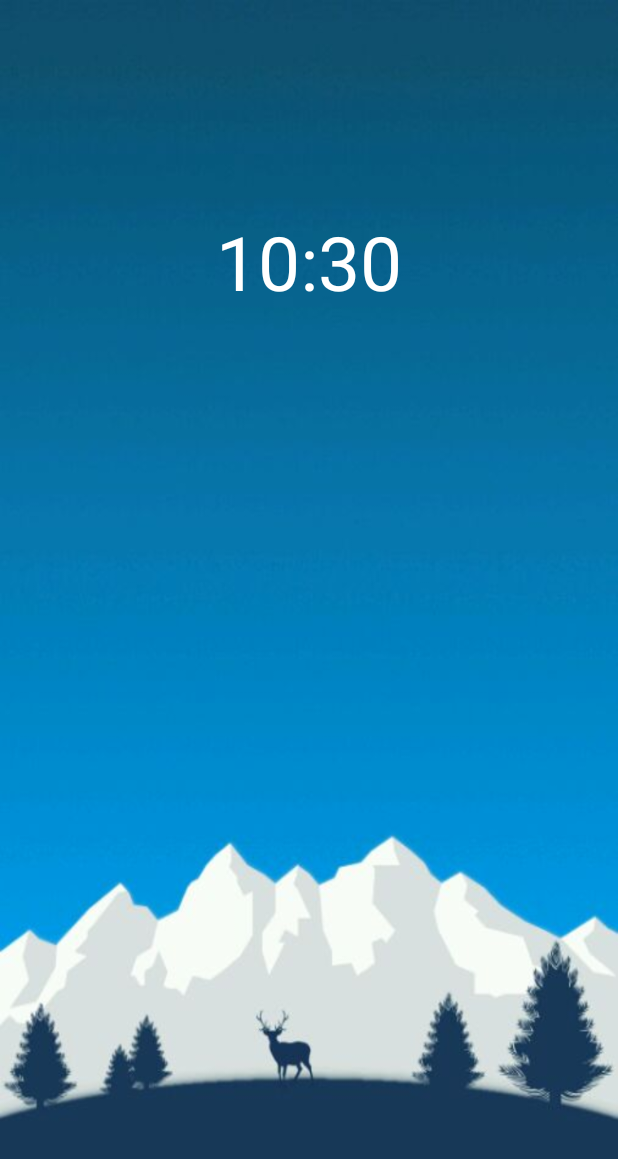
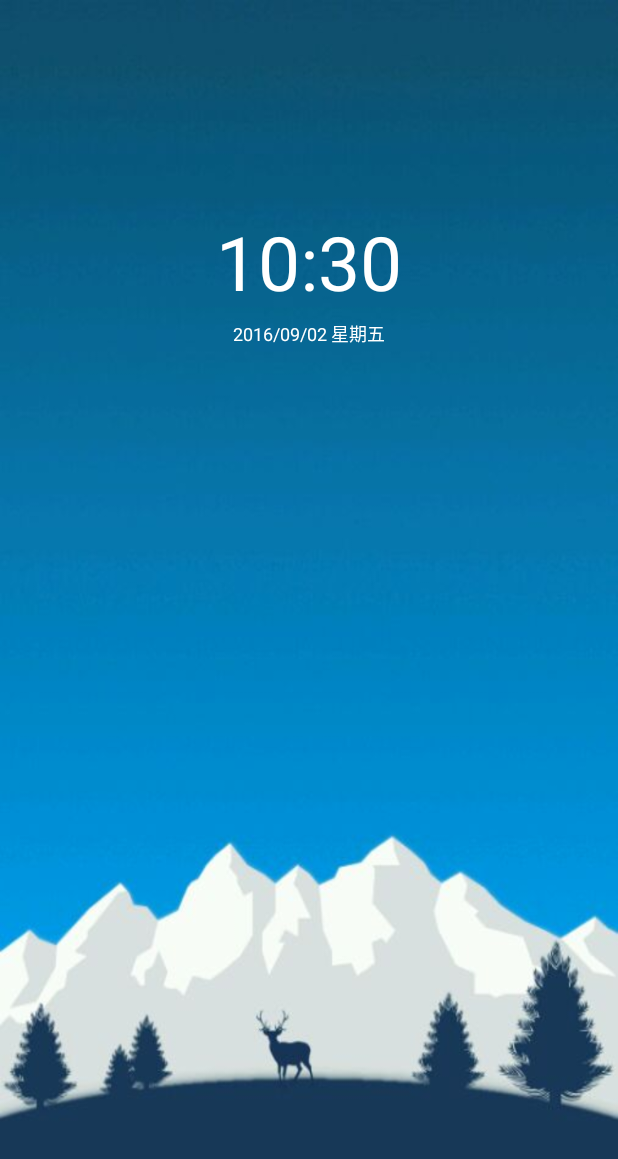
Before and after one commit to GSIL-Monitor/SuperScreenLock, an Android app: the LockScreenFragment screen opened directly, with no data from a screen before it, on a phone screen of 412 x 824 dp. Shown: the top 1159 px of the screen. Run offline under Robolectric (Android 15) with nearby library versions, the phone set to English and light mode, and no system bars.

Commit message:
更新日期显示

```diff
--- a/app/src/main/java/com/hzp/superscreenlock/fragment/LockScreenFragment.java
+++ b/app/src/main/java/com/hzp/superscreenlock/fragment/LockScreenFragment.java
@@ -5,9 +5,6 @@ import android.content.BroadcastReceiver;
 import android.content.Context;
 import android.content.Intent;
 import android.content.IntentFilter;
-import android.graphics.Bitmap;
-import android.graphics.BitmapFactory;
-import android.graphics.drawable.BitmapDrawable;
 import android.os.Bundle;
 import android.support.v4.app.Fragment;
 import android.support.v7.widget.GridLayoutManager;
@@ -24,7 +21,7 @@ import com.hzp.superscreenlock.entity.AppInfo;
 import com.hzp.superscreenlock.entity.EnvironmentInfo;
 import com.hzp.superscreenlock.locker.LockManager;
 import com.hzp.superscreenlock.manager.AppInfoManager;
-import com.hzp.superscreenlock.utils.BlurUtil;
+import com.hzp.superscreenlock.utils.SystemUtil;
 import com.hzp.superscreenlock.view.adapter.AppInfoAdapter;
 
 import java.text.SimpleDateFormat;
@@ -37,10 +34,10 @@ public class LockScreenFragment extends Fragment implements AppInfoAdapter.AppIn
     private RecyclerView mainRecyclerView;
     private AppInfoAdapter appInfoAdapter;
     private ImageView hintIconImageView;
-    private TextView timeTv;
+    private TextView timeTv,dateTv;
 
     private TimeReceiver timeReceiver;
-    private SimpleDateFormat dateFormat;
+    private SimpleDateFormat timeFormat,dateFormat;
 
 
     public LockScreenFragment() {
@@ -54,7 +51,8 @@ public class LockScreenFragment extends Fragment implements AppInfoAdapter.AppIn
     @Override
     public void onCreate(Bundle savedInstanceState) {
         super.onCreate(savedInstanceState);
-        dateFormat = new SimpleDateFormat("HH:mm", Locale.getDefault());
+        timeFormat = new SimpleDateFormat("HH:mm", Locale.getDefault());
+        dateFormat = new SimpleDateFormat("yyyy/MM/dd",Locale.getDefault());
     }
 
     @Override
@@ -66,6 +64,8 @@ public class LockScreenFragment extends Fragment implements AppInfoAdapter.AppIn
         mainRecyclerView = (RecyclerView) view.findViewById(R.id.recycler_view_main);
         timeTv = (TextView) view.findViewById(R.id.lock_screen_time);
         timeTv.setText(getFormatCurrentTime());
+        dateTv = (TextView) view.findViewById(R.id.lock_screen_date);
+        dateTv.setText(getFormatCurrentDate());
 
         setupMainRecyclerView();
 
@@ -73,6 +73,7 @@ public class LockScreenFragment extends Fragment implements AppInfoAdapter.AppIn
 
         return view;
     }
+
 
     @Override
     public void onResume() {
@@ -128,7 +129,13 @@ public class LockScreenFragment extends Fragment implements AppInfoAdapter.AppIn
     }
 
     private String getFormatCurrentTime(){
-       return  dateFormat.format(Calendar.getInstance().getTimeInMillis());
+       return  timeFormat.format(Calendar.getInstance().getTimeInMillis());
+    }
+
+    private String getFormatCurrentDate() {
+        String date = dateFormat.format(Calendar.getInstance().getTimeInMillis());
+        String week = SystemUtil.getWeek(Calendar.getInstance().get(Calendar.DAY_OF_WEEK));
+        return date +" "+week;
     }
 
     @Override
--- a/app/src/main/java/com/hzp/superscreenlock/utils/SystemUtil.java
+++ b/app/src/main/java/com/hzp/superscreenlock/utils/SystemUtil.java
@@ -29,6 +29,9 @@ import java.util.List;
  */
 public class SystemUtil {
     public static final String TAG = "SystemUtil";
+
+
+    public static String[] weeks = {"星期六","星期日","星期一","星期二","星期三","星期四","星期五",};
 
     /**
      * 获取系统内安装的应用信息
@@ -135,6 +138,10 @@ public class SystemUtil {
         }
     }
 
+    public static String getWeek(int dayOfWeek){
+        return weeks[dayOfWeek];
+    }
+
     public interface AppsInfoQueryCallback {
         void onQueryFinished(List<AppInfo> list);
     }
--- a/app/src/main/res/layout/fragment_lock_screen_main.xml
+++ b/app/src/main/res/layout/fragment_lock_screen_main.xml
@@ -39,13 +39,24 @@
             android:id="@+id/lock_screen_time"
             android:layout_width="wrap_content"
             android:layout_height="wrap_content"
-            android:text="00:00"
+            android:text="11:10"
             android:textSize="50sp"
             android:textColor="@android:color/white"
             android:layout_below="@+id/hint_icon_image"
             android:layout_centerHorizontal="true"
             android:layout_marginTop="76dp" />
 
+        <TextView
+            android:id="@+id/lock_screen_date"
+            android:layout_width="wrap_content"
+            android:layout_height="wrap_content"
+            android:text="2016/9/2 星期五"
+            android:textSize="12sp"
+            android:textColor="@android:color/white"
+            android:layout_below="@+id/lock_screen_time"
+            android:layout_centerHorizontal="true"
+            android:layout_marginTop="5dp" />
+
     </RelativeLayout>
 
 </RelativeLayout>
```
